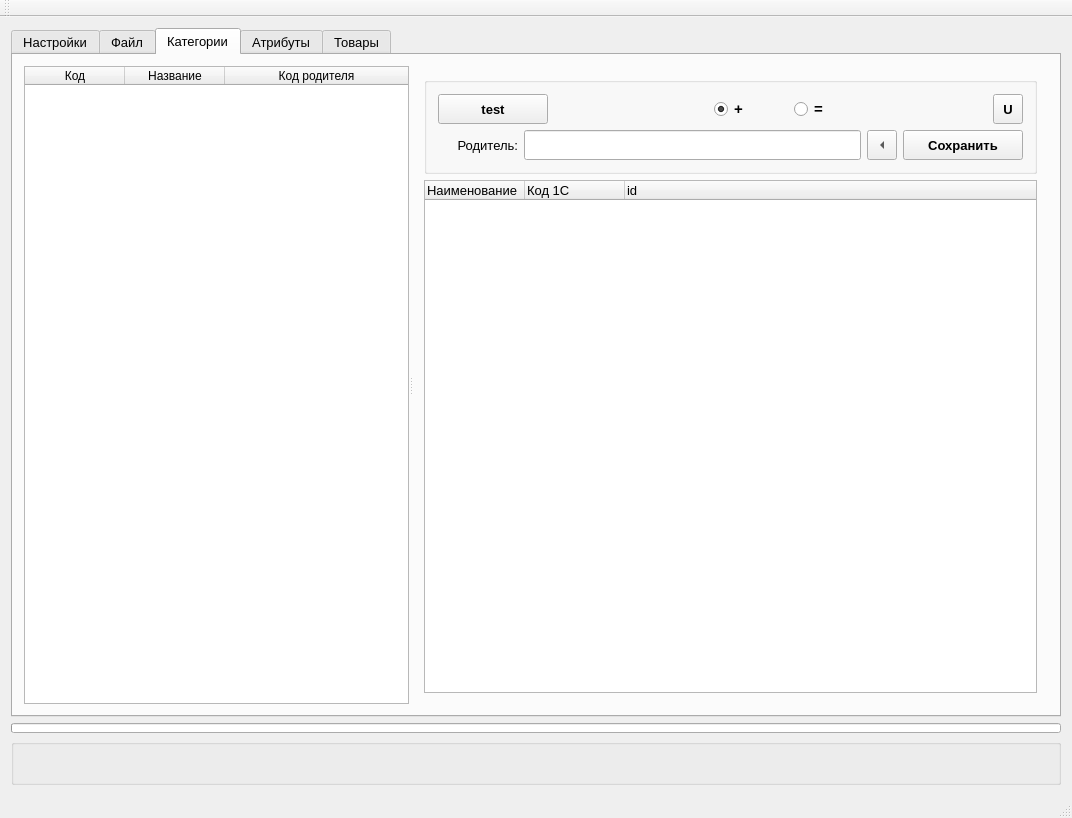
Above: ocMeridia/ocmeridia.ui from Skyrim78/ocMeridia before the change. Below: the same form after it.
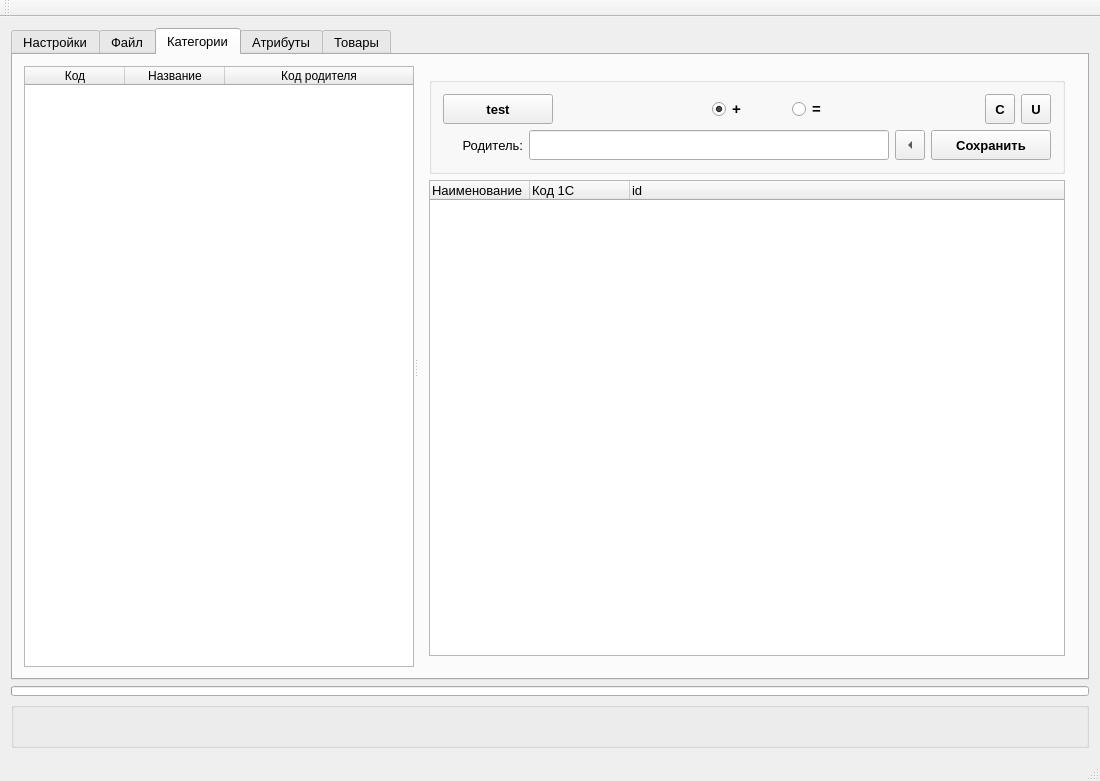
That is the form after the change. The open tabs and pages were chosen to show the change.

The edit to the form file:
```diff
--- a/ocMeridia/ocmeridia.ui
+++ b/ocMeridia/ocmeridia.ui
@@ -6,8 +6,8 @@
    <rect>
     <x>0</x>
     <y>0</y>
-    <width>1072</width>
-    <height>818</height>
+    <width>1100</width>
+    <height>781</height>
    </rect>
   </property>
   <property name="font">
@@ -2335,6 +2335,31 @@
                        </property>
                       </spacer>
                      </item>
+                     <item>
+                      <widget class="QToolButton" name="toolButton_cat_connect">
+                       <property name="minimumSize">
+                        <size>
+                         <width>30</width>
+                         <height>30</height>
+                        </size>
+                       </property>
+                       <property name="maximumSize">
+                        <size>
+                         <width>30</width>
+                         <height>30</height>
+                        </size>
+                       </property>
+                       <property name="font">
+                        <font>
+                         <weight>75</weight>
+                         <bold>true</bold>
+                        </font>
+                       </property>
+                       <property name="text">
+                        <string>C</string>
+                       </property>
+                      </widget>
+                     </item>
                      <item>
                       <widget class="QToolButton" name="toolButton_cat_update">
                        <property name="minimumSize">
```
Left out of the diff: 29 changed lines with no effect on the pictures.
